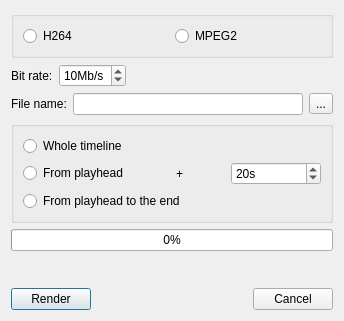
hftom/MachinTruc, file app/ui/render.ui: the form before one commit.
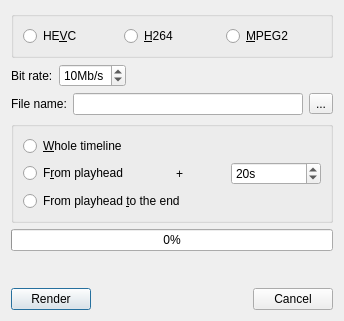
The form after the commit. Icons and pictures are not drawn.

Commit message: add hevc encoder + fix remaining time

What changed in the file:
```diff
--- a/app/ui/render.ui
+++ b/app/ui/render.ui
@@ -22,17 +22,24 @@
         <string/>
        </property>
        <layout class="QGridLayout" name="gridLayout_2">
-        <item row="0" column="0">
-         <widget class="QRadioButton" name="h264RadBtn">
-          <property name="text">
-           <string>H264</string>
-          </property>
-         </widget>
-        </item>
         <item row="0" column="1">
+         <widget class="QRadioButton" name="h264RadBtn">
+          <property name="text">
+           <string>&amp;H264</string>
+          </property>
+         </widget>
+        </item>
+        <item row="0" column="2">
          <widget class="QRadioButton" name="mpeg2RadBtn">
           <property name="text">
-           <string>MPEG2</string>
+           <string>&amp;MPEG2</string>
+          </property>
+         </widget>
+        </item>
+        <item row="0" column="0">
+         <widget class="QRadioButton" name="hevcRadBtn">
+          <property name="text">
+           <string>HE&amp;VC</string>
           </property>
          </widget>
         </item>
@@ -113,14 +120,14 @@
         <item row="0" column="0">
          <widget class="QRadioButton" name="timelineRadBtn">
           <property name="text">
-           <string>Whole timeline</string>
+           <string>&amp;Whole timeline</string>
           </property>
          </widget>
         </item>
         <item row="1" column="0">
          <widget class="QRadioButton" name="playheadRadBtn">
           <property name="text">
-           <string>From playhead</string>
+           <string>F&amp;rom playhead</string>
           </property>
          </widget>
         </item>
@@ -153,7 +160,7 @@
         <item row="2" column="0" colspan="2">
          <widget class="QRadioButton" name="playheadToEndRadBtn">
           <property name="text">
-           <string>From playhead to the end</string>
+           <string>From playhead &amp;to the end</string>
           </property>
          </widget>
         </item>
```
The commit also changes 4 other files.
